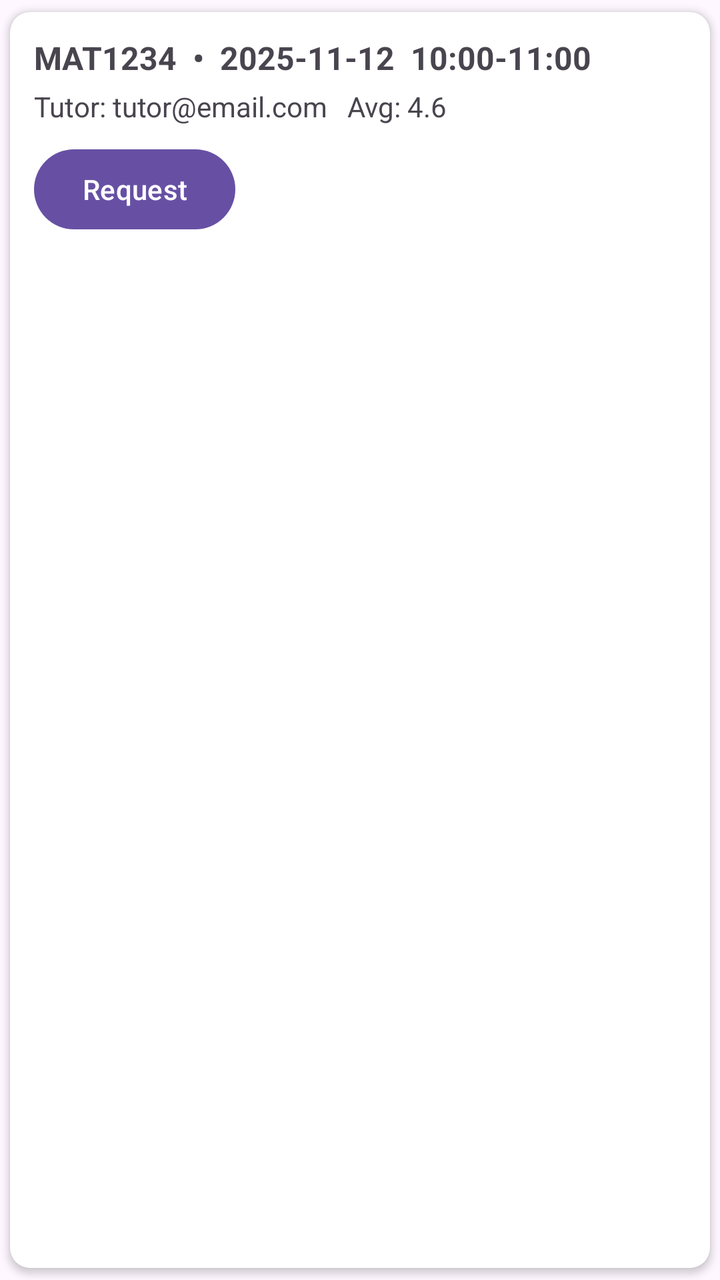
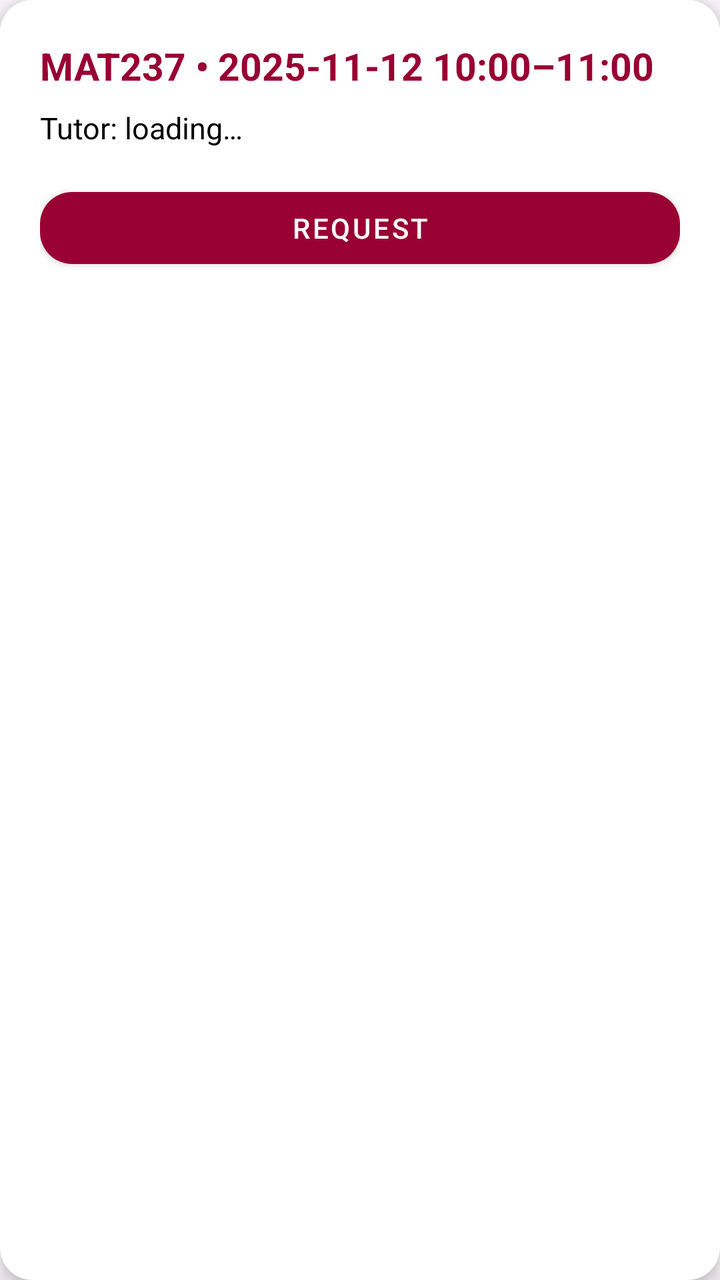

Two renders of the same Android screen: before a commit and after it. Below are the layout's source before the change and the commit's diff.
<!-- AndroidManifest.xml: application theme Theme.OTAMS -->
<!-- res/layout/item_slot_search.xml -->
<?xml version="1.0" encoding="utf-8"?>
<androidx.cardview.widget.CardView xmlns:android="http://schemas.android.com/apk/res/android"
    xmlns:card_view="http://schemas.android.com/apk/res-auto"
    android:layout_width="match_parent"
    android:layout_height="wrap_content"
    android:layout_margin="8dp"
    card_view:cardUseCompatPadding="true"
    card_view:cardCornerRadius="10dp">

    <LinearLayout
        android:orientation="vertical"
        android:padding="12dp"
        android:layout_width="match_parent"
        android:layout_height="wrap_content">

        
        <TextView
            android:id="@+id/txtTitle"
            android:layout_width="match_parent"
            android:layout_height="wrap_content"
            android:text="MAT1234  •  2025-11-12  10:00-11:00"
            android:textStyle="bold"
            android:textSize="16sp" />

        
        <TextView
            android:id="@+id/txtSub"
            android:layout_width="match_parent"
            android:layout_height="wrap_content"
            android:text="Tutor: tutor@email.com   Avg: 4.6"
            android:layout_marginTop="4dp" />

        <Button
            android:id="@+id/btnRequest"
            android:layout_width="wrap_content"
            android:layout_height="wrap_content"
            android:text="Request"
            android:layout_marginTop="8dp" />
    </LinearLayout>
</androidx.cardview.widget.CardView>
<!-- resources referenced by this layout -->
<resources>
  <style name="Theme.OTAMS" parent="Theme.Material3.DayNight.NoActionBar">
          <item name="colorPrimaryDark">@color/uottawa_dark_red</item>
          <item name="colorAccent">@color/uottawa_light_red</item>
          <item name="android:statusBarColor">@color/uottawa_dark_red</item>
          <item name="android:navigationBarColor">@color/uottawa_red</item>
      </style>
  <color name="uottawa_dark_red">#660022</color>
  <color name="uottawa_light_red">#CC0044</color>
  <color name="uottawa_red">#990033</color>
</resources>

<!-- the commit's change to res/layout/item_slot_search.xml (unified diff, before → after) -->
@@ -1,40 +1,49 @@
 <?xml version="1.0" encoding="utf-8"?>
 <androidx.cardview.widget.CardView xmlns:android="http://schemas.android.com/apk/res/android"
     xmlns:card_view="http://schemas.android.com/apk/res-auto"
+    xmlns:app="http://schemas.android.com/apk/res-auto"
     android:layout_width="match_parent"
     android:layout_height="wrap_content"
-    android:layout_margin="8dp"
-    card_view:cardUseCompatPadding="true"
-    card_view:cardCornerRadius="10dp">
+    android:layout_margin="12dp"
+    card_view:cardCornerRadius="16dp"
+    card_view:cardElevation="6dp"
+    android:background="@android:color/transparent">
 
     <LinearLayout
+        android:layout_width="match_parent"
+        android:layout_height="wrap_content"
         android:orientation="vertical"
-        android:padding="12dp"
-        android:layout_width="match_parent"
-        android:layout_height="wrap_content">
+        android:padding="20dp"
+        android:background="@color/white">
 
         
         <TextView
             android:id="@+id/txtTitle"
             android:layout_width="match_parent"
             android:layout_height="wrap_content"
-            android:text="MAT1234  •  2025-11-12  10:00-11:00"
+            android:text="MAT237 • 2025-11-12 10:00–11:00"
+            android:textSize="19sp"
             android:textStyle="bold"
-            android:textSize="16sp" />
+            android:textColor="@color/uottawa_red" />
 
         
         <TextView
             android:id="@+id/txtSub"
             android:layout_width="match_parent"
             android:layout_height="wrap_content"
-            android:text="Tutor: tutor@email.com   Avg: 4.6"
-            android:layout_marginTop="4dp" />
+            android:text="Tutor: loading…"
+            android:textSize="15sp"
+            android:layout_marginTop="8dp"
+            android:textColor="@color/black" />
 
-        <Button
+        
+        <com.google.android.material.button.MaterialButton
             android:id="@+id/btnRequest"
-            android:layout_width="wrap_content"
+            style="@style/OttawaButton"
+            android:text="Request"
+            android:layout_width="match_parent"
             android:layout_height="wrap_content"
-            android:text="Request"
-            android:layout_marginTop="8dp" />
+            android:layout_marginTop="16dp" />
+
     </LinearLayout>
 </androidx.cardview.widget.CardView>
<!-- resource entries referenced after the edit -->
@@ -1,5 +1,6 @@
 <!-- resources referenced by this layout -->
 <resources>
+  <color name="black">#000000</color>
   <style name="Theme.OTAMS" parent="Theme.Material3.DayNight.NoActionBar">
           <item name="colorPrimaryDark">@color/uottawa_dark_red</item>
           <item name="colorAccent">@color/uottawa_light_red</item>
@@ -9,5 +10,11 @@
   <color name="uottawa_dark_red">#660022</color>
   <color name="uottawa_light_red">#CC0044</color>
   <color name="uottawa_red">#990033</color>
+  <color name="white">#FFFFFF</color>
+  <style name="OttawaButton" parent="Widget.MaterialComponents.Button">
+          <item name="backgroundTint">@color/uottawa_red</item>
+          <item name="android:textColor">@color/white</item>
+          <item name="cornerRadius">16dp</item>
+      </style>
 </resources>
 
